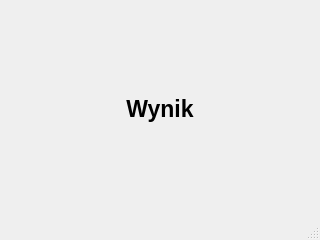
This is ui/testingresultwindow.ui in antoninastefanowska/PyQtDataAnalyzer as Qt 5 draws it before an edit. The edited form follows.
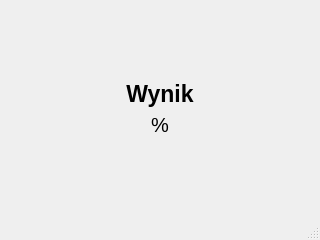
This is the edited form.

```diff
--- a/ui/testingresultwindow.ui
+++ b/ui/testingresultwindow.ui
@@ -22,6 +22,19 @@
     </font>
    </property>
    <layout class="QVBoxLayout" name="verticalLayout">
+    <item>
+     <spacer name="verticalSpacer_2">
+      <property name="orientation">
+       <enum>Qt::Vertical</enum>
+      </property>
+      <property name="sizeHint" stdset="0">
+       <size>
+        <width>20</width>
+        <height>40</height>
+       </size>
+      </property>
+     </spacer>
+    </item>
     <item>
      <widget class="QLabel" name="resultLabel">
       <property name="text">
@@ -32,6 +45,36 @@
       </property>
      </widget>
     </item>
+    <item>
+     <widget class="QLabel" name="percentLabel">
+      <property name="font">
+       <font>
+        <pointsize>15</pointsize>
+        <weight>50</weight>
+        <bold>false</bold>
+       </font>
+      </property>
+      <property name="text">
+       <string>%</string>
+      </property>
+      <property name="alignment">
+       <set>Qt::AlignCenter</set>
+      </property>
+     </widget>
+    </item>
+    <item>
+     <spacer name="verticalSpacer">
+      <property name="orientation">
+       <enum>Qt::Vertical</enum>
+      </property>
+      <property name="sizeHint" stdset="0">
+       <size>
+        <width>20</width>
+        <height>40</height>
+       </size>
+      </property>
+     </spacer>
+    </item>
    </layout>
   </widget>
   <widget class="QStatusBar" name="statusbar"/>
```
